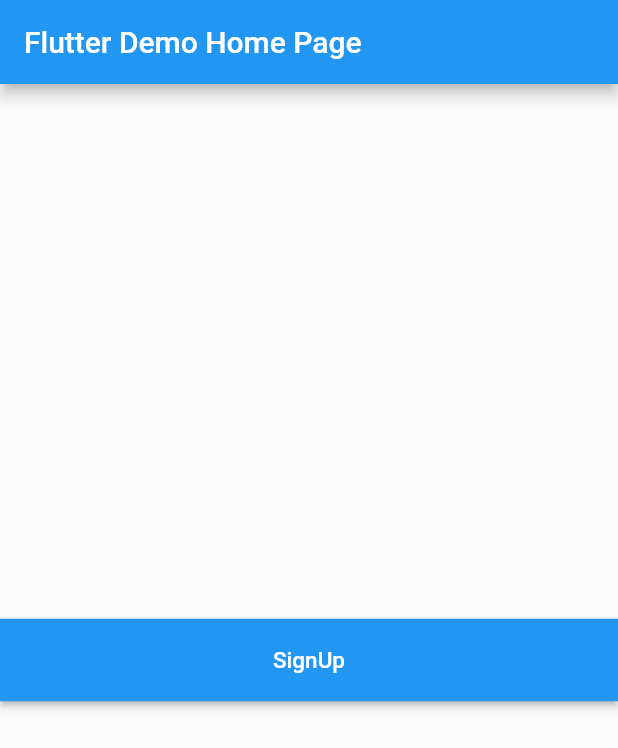
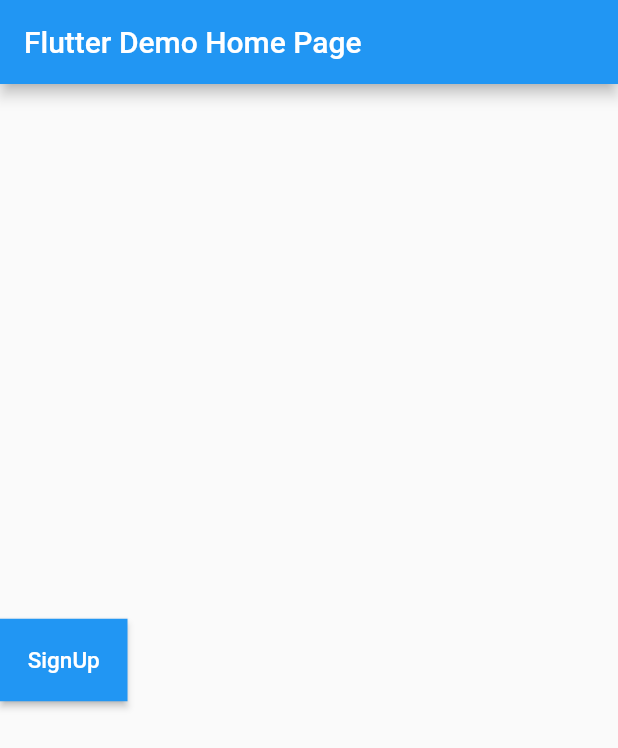
Before and after one commit to tipu0710/loading_button, a Flutter app: the screen it shows after launch, on a phone screen of 412 x 824 dp. Shown: the top 748 px of the screen. Run offline on Flutter 3.47's test engine with Material 2 defaults, Android fonts, the phone set to English and light mode, and no system bars; Roboto replaces fonts that are missing (Robot).

Commit message:
loader alignment fixed

```diff
--- a/example/lib/main.dart
+++ b/example/lib/main.dart
@@ -40,9 +40,10 @@ class _MyHomePageState extends State<MyHomePage> {
         child: LoadingButton(
           buttonTitle: "SignUp",
           buttonHeight: 55.0,
-          buttonWidth: MediaQuery.of(context).size.width,
+          buttonWidth: 85,
+          alignment: Alignment.centerLeft,
           onPress: () async {
-            await Future.delayed(Duration(seconds: 5));
+            await Future.delayed(Duration(seconds: 2));
           },
         ),
       ),
--- a/lib/loading_button.dart
+++ b/lib/loading_button.dart
@@ -50,13 +50,11 @@ class _LoadingButtonState extends State<LoadingButton> {
           child: AnimatedOpacity(
             duration: widget.animationDuration ?? Duration(milliseconds: 500),
             opacity: _loading ? 1 : 0,
-            child: Center(
-              child: Container(
-                margin: widget.margin ?? EdgeInsets.all(0),
-                height: widget.loaderSize ?? 30,
-                width: widget.loaderSize ?? 30,
-                child: CircularProgressIndicator(),
-              ),
+            child: Container(
+              margin: widget.margin ?? EdgeInsets.all(0),
+              height: widget.loaderSize ?? 30,
+              width: widget.loaderSize ?? 30,
+              child: CircularProgressIndicator(),
             ),
           ),
         ),
```
